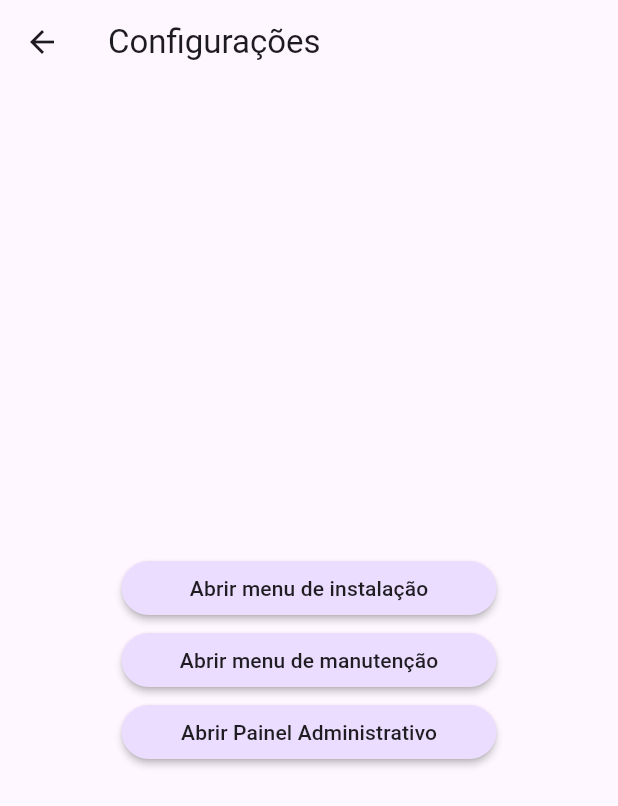
After one commit to Projeto-ACBr-Oficial/acbr_tefpaygo_flutter, a Flutter app: the screen it shows after launch, after a tap on "Configurações", on a phone screen of 412 x 824 dp. The commit adds this screen. Shown: the top 806 px of the screen. Run offline on Flutter 3.47's test engine with Material 3 defaults, Android fonts, the phone set to English and light mode, and no system bars; our stand-ins replace fluttertoast; missing offline and left inert: paygo_sdk, receive_intent, tectoy_sunmiprinter.

Commit message:
:recycle :refactor implements config screen

```diff
--- /dev/null
+++ b/lib/screens/config/config_page.dart
@@ -0,0 +1,65 @@
+import 'package:demo_tefpaygo_simples/utils/paygo_sdk_helper.dart';
+import 'package:flutter/cupertino.dart';
+import 'package:flutter/material.dart';
+import 'package:paygo_sdk/paygo_sdk.dart';
+
+import '../../widget/button.dart';
+
+class ConfigurationPage extends StatefulWidget {
+  const ConfigurationPage({Key? key}) : super(key: key);
+
+
+  @override
+  _ConfigurationPageState createState() => _ConfigurationPageState();
+}
+  class _ConfigurationPageState extends State<ConfigurationPage> {
+    final PayGOSdk repository = PayGOSdkHelper().paygoSdk;
+    @override
+    Widget build(BuildContext context) {
+      return Scaffold(
+        appBar: AppBar(
+          title: const Text('Configurações'),
+        ),
+        body: Center(
+          child: Column(
+            mainAxisAlignment: MainAxisAlignment.center,
+            children: <Widget>[
+              Button(
+                onPressed: onclickButtonInstalacao,
+                text: 'Abrir menu de instalação',
+              ),
+              Button(
+                onPressed: onclickButtonManutencao,
+                text: 'Abrir menu de manutenção',
+              ),
+              Button(
+                onPressed: onclickButtonPainelAdministrativo,
+                text: 'Abrir Painel Administrativo',
+              ),
+            ],
+          ),
+        ),
+      );
+    }
+
+    void onclickButtonInstalacao() async {
+      await repository.integrado.generico(
+          requisicao: TransacaoRequisicaoGenerica(
+            operation: Operation.instalacao,
+          ),
+          intentAction: IntentAction.payment);
+    }
+
+    void onclickButtonManutencao() async {
+      await repository.integrado.generico(
+        requisicao: TransacaoRequisicaoGenerica(
+          operation: Operation.manutencao,
+        ),
+        intentAction: IntentAction.payment,
+      );
+    }
+
+    void onclickButtonPainelAdministrativo() async {
+      await repository.integrado.administrativo();
+    }
+}
--- a/lib/screens/home_page.dart
+++ b/lib/screens/home_page.dart
@@ -1,6 +1,7 @@
 import 'dart:async';
 
 import 'package:demo_tefpaygo_simples/utils/paygo_consts.dart';
+import 'package:demo_tefpaygo_simples/utils/paygo_sdk_helper.dart';
 import 'package:demo_tefpaygo_simples/widget/button.dart';
 import 'package:flutter/cupertino.dart';
 import 'package:flutter/material.dart';
@@ -14,6 +15,8 @@ import 'package:paygo_sdk/paygo_sdk.dart';
 import 'package:receive_intent/receive_intent.dart' as receive_intent;
 import 'package:tectoy_sunmiprinter/tectoy_sunmiprinter.dart';
 
+import 'config/config_page.dart';
+
 class MyHomePage extends StatefulWidget {
   const MyHomePage({super.key, required this.title});
 
@@ -24,7 +27,7 @@ class MyHomePage extends StatefulWidget {
 }
 
 class _MyHomePageState extends State<MyHomePage> {
-  final PayGOSdk repository = PayGOSdk();
+  final PayGOSdk repository = PayGOSdkHelper().paygoSdk;
   double _valorVenda = 0.0 as double;
   String _repostaPaygoIntegrado = "";
   late StreamSubscription _subscription;
@@ -67,18 +70,8 @@ class _MyHomePageState extends State<MyHomePage> {
                 onPressed: onclickButtonLimparTela,
                 text: 'Limpar tela',
               ),
-              Button(
-                onPressed: onclickButtonInstalacao,
-                text: 'Abrir menu de instalação',
-              ),
-              Button(
-                onPressed: onclickButtonManutencao,
-                text: 'Abrir menu de manutenção',
-              ),
-              Button(
-                onPressed: onclickButtonPainelAdministrativo,
-                text: 'Abrir Painel Administrativo',
-              ),
+              Button(text: "Configurações", onPressed: onClickButtonConfiguracoes),
+
             ]),
       ),
     );
@@ -91,7 +84,8 @@ class _MyHomePageState extends State<MyHomePage> {
     if (resposta != null) {
       if (resposta.operation == "VENDA") {
         if (resposta?.transactionResult == PayGoRetornoConsts.PWRET_OK) {
-          confirmarTransacao(resposta.transactionId); //confirma a transacao automaticamente
+          confirmarTransacao(
+              resposta.transactionId); //confirma a transacao automaticamente
           imprimirComprovante(resposta.merchantReceipt);
           mostrarDialogoImprimirViaDoCliente(resposta.cardholderReceipt);
         } else {
@@ -280,25 +274,8 @@ class _MyHomePageState extends State<MyHomePage> {
     });
   }
 
-  void onclickButtonInstalacao() async {
-    await repository.integrado.generico(
-        requisicao: TransacaoRequisicaoGenerica(
-          operation: Operation.instalacao,
-        ),
-        intentAction: IntentAction.payment);
-  }
-
-  void onclickButtonManutencao() async {
-    await repository.integrado.generico(
-      requisicao: TransacaoRequisicaoGenerica(
-        operation: Operation.manutencao,
-      ),
-      intentAction: IntentAction.payment,
-    );
-  }
-
-  void onclickButtonPainelAdministrativo() async {
-    await repository.integrado.administrativo();
+  void onClickButtonConfiguracoes(){
+    Navigator.push(context, MaterialPageRoute(builder: (context) => ConfigurationPage()));
   }
 
   void onClickButtonReimpressao() async {
```
Also changed, not shown: lib/screens/payment_page.dart (deleted), lib/utils/paygo_sdk_helper.dart (added).
